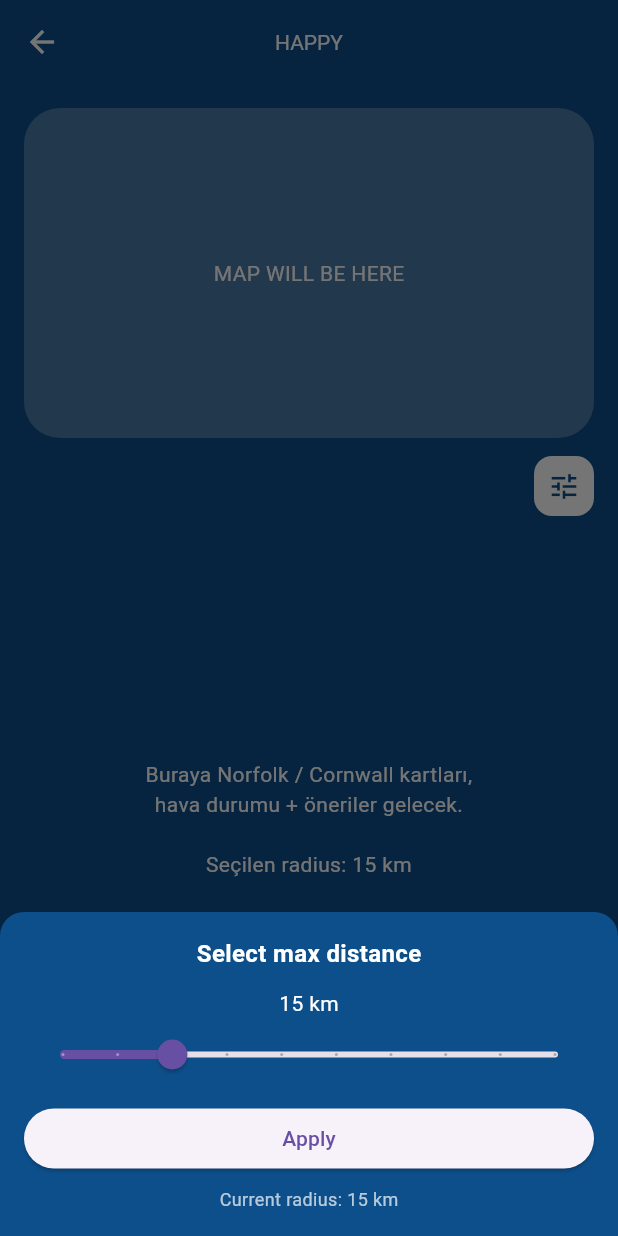
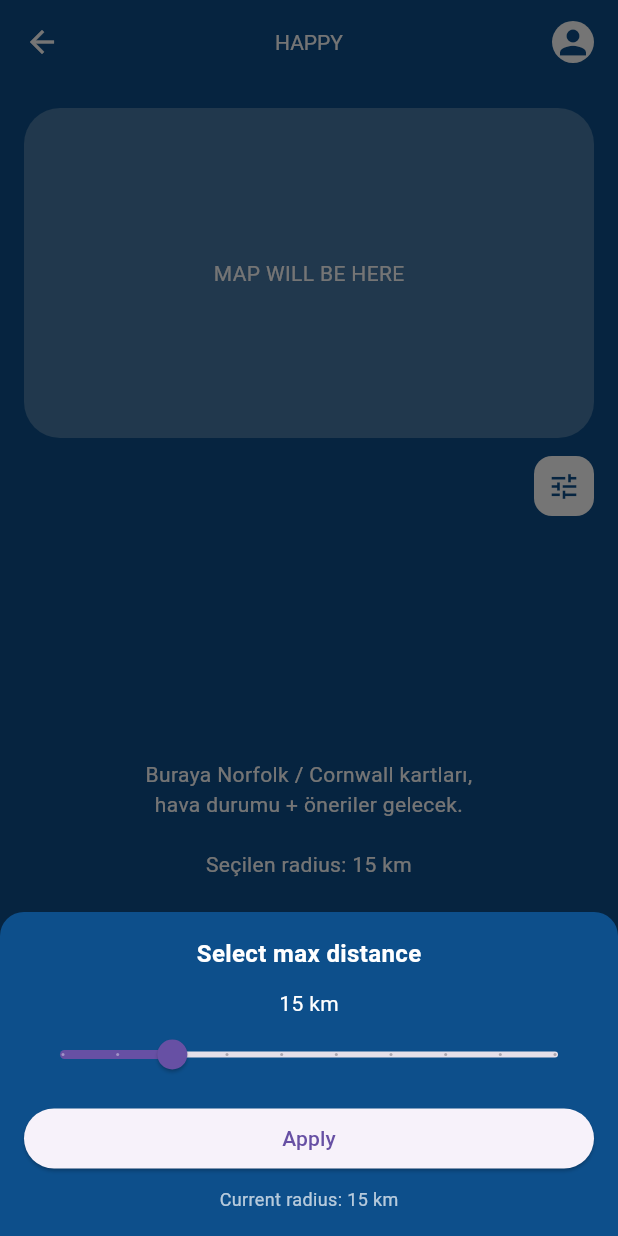
Before and after one commit to Begumdmrdv/vibescape_app, a Flutter app: the MapScreen screen opened directly, after a tap on the "tune" icon, on a phone screen of 412 x 824 dp. Run offline on Flutter 3.47's test engine with Material 3 defaults, Android fonts, the phone set to English and light mode, and no system bars; our stand-ins replace firebase_core; accounts and stored records are empty; Roboto replaces fonts that are missing (Times New Roman).

Commit message:
profile navigator for map screen

```diff
--- a/lib/screens/map_screen.dart
+++ b/lib/screens/map_screen.dart
@@ -16,8 +16,7 @@ class MapScreen extends StatefulWidget {
 }
 
 class _MapScreenState extends State<MapScreen> {
-  // şimdilik sadece seçilen km'yi burada tutuyoruz
-  double _radiusKm = 15; // başlangıç: 15 km
+  double _radiusKm = 15;
 
   void _openRadiusSheet() {
     showModalBottomSheet(
@@ -57,8 +56,8 @@ class _MapScreenState extends State<MapScreen> {
                   Slider(
                     value: tempRadius,
                     min: 5,
-                    max: 50, // max 50 km
-                    divisions: 9, // 5,10,15,...,50
+                    max: 50,
+                    divisions: 9,
                     label: '${tempRadius.toStringAsFixed(0)} km',
                     onChanged: (value) {
                       setModalState(() {
@@ -124,6 +123,37 @@ class _MapScreenState extends State<MapScreen> {
             color: Colors.white,
           ),
         ),
+
+        actions: [
+          Padding(
+            padding: const EdgeInsets.only(right: 16.0),
+            child: InkWell(
+              onTap: () {
+                Navigator.push(
+                  context,
+                  MaterialPageRoute(
+                    builder: (context) => const ProfileScreen(),
+                  ),
+                );
+              },
+              child: Container(
+                width: 28,
+                height: 28,
+                decoration: const BoxDecoration(
+                  shape: BoxShape.circle,
+                  color: Colors.white,
+                ),
+                child: const Center(
+                  child: Icon(
+                    Icons.person,
+                    size: 26,
+                    color: Color(0xFF0D4F8B),
+                  ),
+                ),
+              ),
+            ),
+          ),
+        ],
       ),
 
       body: Padding(
@@ -153,7 +183,7 @@ class _MapScreenState extends State<MapScreen> {
             Align(
               alignment: Alignment.centerRight,
               child: GestureDetector(
-                onTap: _openRadiusSheet, // 👈 tıklayınca slider açılıyor
+                onTap: _openRadiusSheet, //slicer
                 child: Container(
                   width: 40,
                   height: 40,
```
